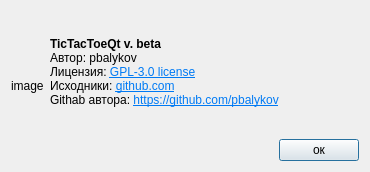
pbalykov/TicTacToeQt, file descriptions.ui: the form before one commit.
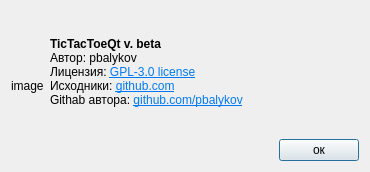
The form after the commit.

```diff
--- a/descriptions.ui
+++ b/descriptions.ui
@@ -2,6 +2,9 @@
 <ui version="4.0">
  <class>Descriptions</class>
  <widget class="QDialog" name="Descriptions">
+  <property name="enabled">
+   <bool>true</bool>
+  </property>
   <property name="geometry">
    <rect>
     <x>0</x>
@@ -34,10 +37,13 @@
   <layout class="QHBoxLayout" name="horizontalLayout_2">
    <item>
     <widget class="QLabel" name="icon">
+     <property name="enabled">
+      <bool>true</bool>
+     </property>
      <property name="maximumSize">
       <size>
-       <width>80</width>
-       <height>80</height>
+       <width>90</width>
+       <height>90</height>
       </size>
      </property>
      <property name="text">
@@ -50,7 +56,7 @@
      <item>
       <widget class="QLabel" name="label_2">
        <property name="text">
-        <string>&lt;html&gt;&lt;head/&gt;&lt;body&gt;&lt;p&gt;&lt;span style=&quot; font-weight:700;&quot;&gt;TicTacToeQt v. beta&lt;/span&gt;&lt;br/&gt;Автор: pbalykov&lt;br/&gt;Лицензия: &lt;a href=&quot;https://github.com/pbalykov/tic_tac_toe_qt/blob/main/LICENSE&quot;&gt;&lt;span style=&quot; text-decoration: underline; color:#007af4;&quot;&gt;GPL-3.0 license&lt;/span&gt;&lt;/a&gt;&lt;br/&gt;Исходники: &lt;a href=&quot;https://github.com/pbalykov/tic_tac_toe_qt&quot;&gt;&lt;span style=&quot; text-decoration: underline; color:#007af4;&quot;&gt;github.com&lt;/span&gt;&lt;/a&gt;&lt;br/&gt;Githab автора: &lt;a href=&quot;https://github.com/pbalykov&quot;&gt;&lt;span style=&quot; text-decoration: underline; color:#007af4;&quot;&gt;https://github.com/pbalykov&lt;/span&gt;&lt;/a&gt;&lt;/p&gt;&lt;/body&gt;&lt;/html&gt;</string>
+        <string>&lt;html&gt;&lt;head/&gt;&lt;body&gt;&lt;p&gt;&lt;span style=&quot; font-weight:696;&quot;&gt;TicTacToeQt v. beta&lt;/span&gt;&lt;br/&gt;Автор: pbalykov&lt;br/&gt;Лицензия: &lt;a href=&quot;https://github.com/pbalykov/tic_tac_toe_qt/blob/main/LICENSE&quot;&gt;&lt;span style=&quot; text-decoration: underline; color:#007af4;&quot;&gt;GPL-3.0 license&lt;/span&gt;&lt;/a&gt;&lt;br/&gt;Исходники: &lt;a href=&quot;https://github.com/pbalykov/tic_tac_toe_qt&quot;&gt;&lt;span style=&quot; text-decoration: underline; color:#007af4;&quot;&gt;github.com&lt;/span&gt;&lt;/a&gt;&lt;br/&gt;Githab автора: &lt;a href=&quot;https://github.com/pbalykov&quot;&gt;&lt;span style=&quot; text-decoration: underline; color:#007af4;&quot;&gt;github.com/pbalykov&lt;/span&gt;&lt;/a&gt;&lt;/p&gt;&lt;/body&gt;&lt;/html&gt;</string>
        </property>
       </widget>
      </item>
```
